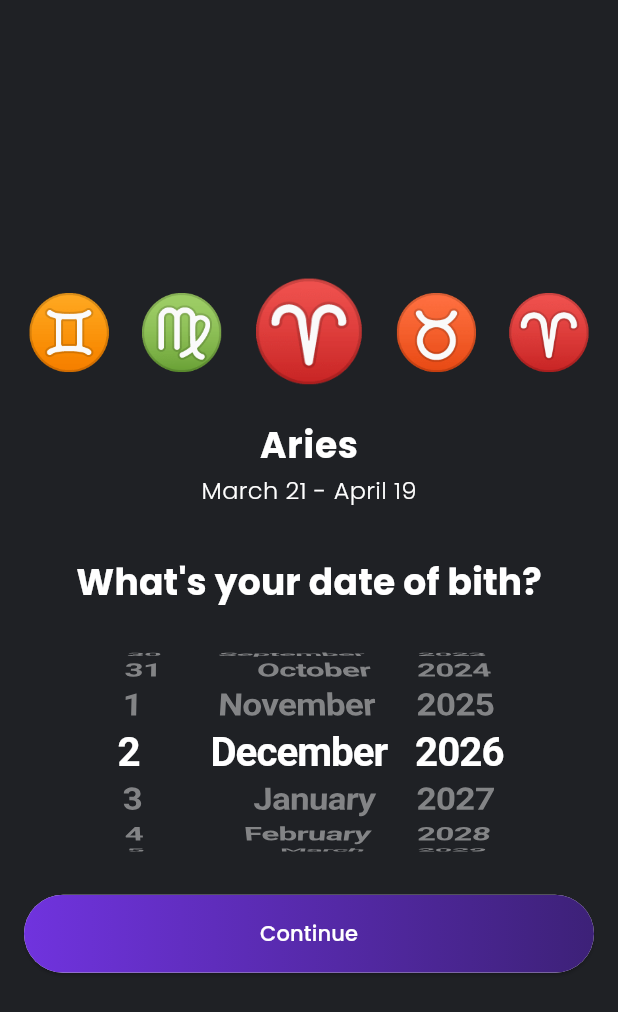
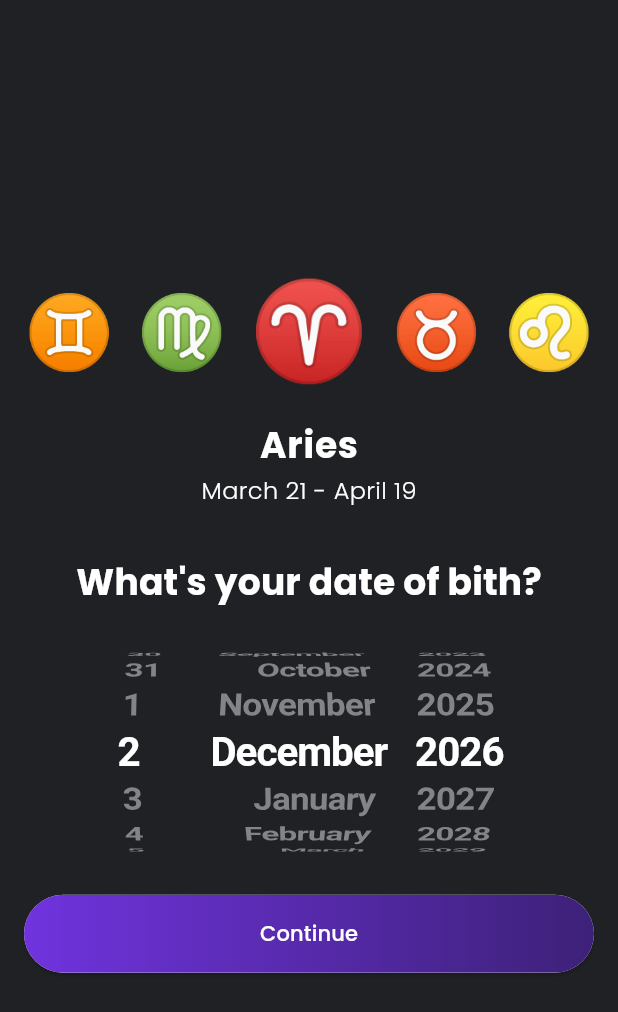
Before and after one commit to blablabla123-cell/meni, a Flutter app: the UserDateOfBirthScreen screen opened directly, on a phone screen of 412 x 824 dp. Shown: the top 1012 px of the screen. Run offline on Flutter 3.47's test engine with Material 3 defaults, Android fonts, the phone set to English and light mode, and no system bars; our stand-ins replace shared_preferences; accounts and stored records are empty.

Commit message:
zodiac icon

```diff
--- a/lib/presentation/user_info/data/zodiac_signs_data.dart
+++ b/lib/presentation/user_info/data/zodiac_signs_data.dart
@@ -21,12 +21,12 @@ abstract class ZodiacSignsData {
     ZodiacSign(
       name: 'Cancer',
       range: DateTimeRange(start: DateTime(0, 6, 22), end: DateTime(0, 7, 22)),
-      icon: '♈',
+      icon: '♋',
     ),
     ZodiacSign(
       name: 'Leo',
       range: DateTimeRange(start: DateTime(0, 7, 23), end: DateTime(0, 8, 22)),
-      icon: '♈',
+      icon: '♌',
     ),
     ZodiacSign(
       name: 'Virgo',
```
